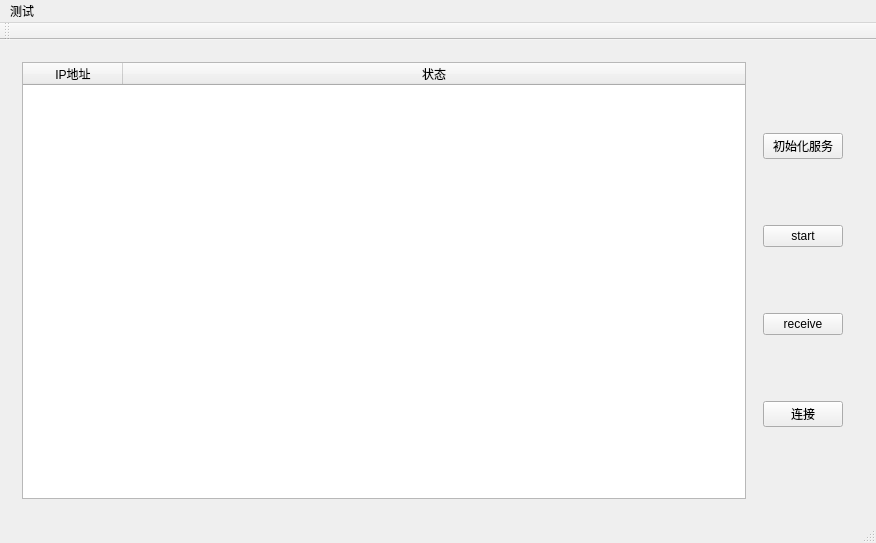
Azure-Sora/HotaruFileTransfer, file HotaruFileTransfer.ui: the form before one commit.
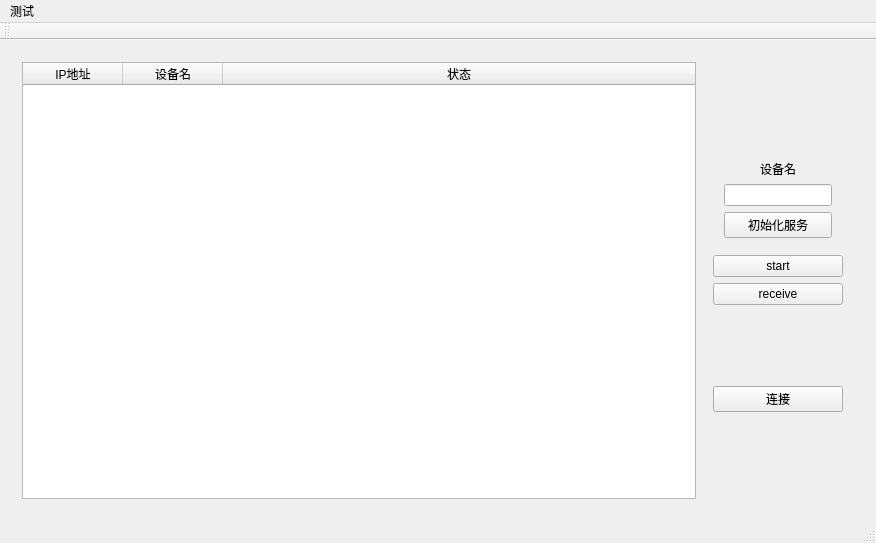
The form after the commit. The open tabs and pages were chosen to show the change.

Commit message: 添加设备名

Patch:
```diff
--- a/HotaruFileTransfer.ui
+++ b/HotaruFileTransfer.ui
@@ -38,6 +38,11 @@
             <string>IP地址</string>
            </property>
           </column>
+          <column>
+           <property name="text">
+            <string>设备名</string>
+           </property>
+          </column>
           <column>
            <property name="text">
             <string>状态</string>
@@ -49,10 +54,61 @@
          <widget class="QWidget" name="widget" native="true">
           <layout class="QVBoxLayout" name="verticalLayout">
            <item>
-            <widget class="QPushButton" name="btn_initService">
-             <property name="text">
-              <string>初始化服务</string>
+            <spacer name="verticalSpacer_2">
+             <property name="orientation">
+              <enum>Qt::Vertical</enum>
              </property>
+             <property name="sizeHint" stdset="0">
+              <size>
+               <width>20</width>
+               <height>40</height>
+              </size>
+             </property>
+            </spacer>
+           </item>
+           <item>
+            <widget class="QWidget" name="widget_9" native="true">
+             <property name="sizePolicy">
+              <sizepolicy hsizetype="Minimum" vsizetype="Minimum">
+               <horstretch>0</horstretch>
+               <verstretch>0</verstretch>
+              </sizepolicy>
+             </property>
+             <layout class="QVBoxLayout" name="verticalLayout_8">
+              <item>
+               <widget class="QLabel" name="label_2">
+                <property name="sizePolicy">
+                 <sizepolicy hsizetype="Minimum" vsizetype="Minimum">
+                  <horstretch>0</horstretch>
+                  <verstretch>0</verstretch>
+                 </sizepolicy>
+                </property>
+                <property name="text">
+                 <string>设备名</string>
+                </property>
+                <property name="alignment">
+                 <set>Qt::AlignCenter</set>
+                </property>
+               </widget>
+              </item>
+              <item>
+               <widget class="QLineEdit" name="deviceNameEdit">
+                <property name="sizePolicy">
+                 <sizepolicy hsizetype="Minimum" vsizetype="Fixed">
+                  <horstretch>0</horstretch>
+                  <verstretch>0</verstretch>
+                 </sizepolicy>
+                </property>
+               </widget>
+              </item>
+              <item>
+               <widget class="QPushButton" name="btn_initService">
+                <property name="text">
+                 <string>初始化服务</string>
+                </property>
+               </widget>
+              </item>
+             </layout>
             </widget>
            </item>
            <item>
@@ -69,6 +125,19 @@
              </property>
             </widget>
            </item>
+           <item>
+            <spacer name="verticalSpacer_3">
+             <property name="orientation">
+              <enum>Qt::Vertical</enum>
+             </property>
+             <property name="sizeHint" stdset="0">
+              <size>
+               <width>20</width>
+               <height>40</height>
+              </size>
+             </property>
+            </spacer>
+           </item>
            <item>
             <widget class="QPushButton" name="btn_connectTo">
              <property name="text">
@@ -76,6 +145,19 @@
              </property>
             </widget>
            </item>
+           <item>
+            <spacer name="verticalSpacer">
+             <property name="orientation">
+              <enum>Qt::Vertical</enum>
+             </property>
+             <property name="sizeHint" stdset="0">
+              <size>
+               <width>20</width>
+               <height>40</height>
+              </size>
+             </property>
+            </spacer>
+           </item>
           </layout>
          </widget>
         </item>
```
Left out of the diff: 4 changed lines with no effect on the pictures. The commit also changes 3 other files.
